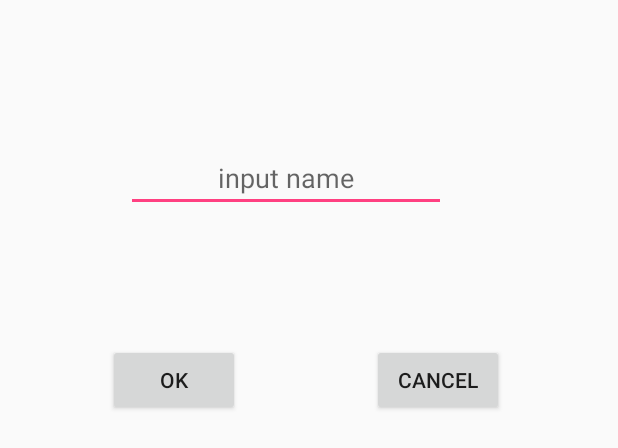
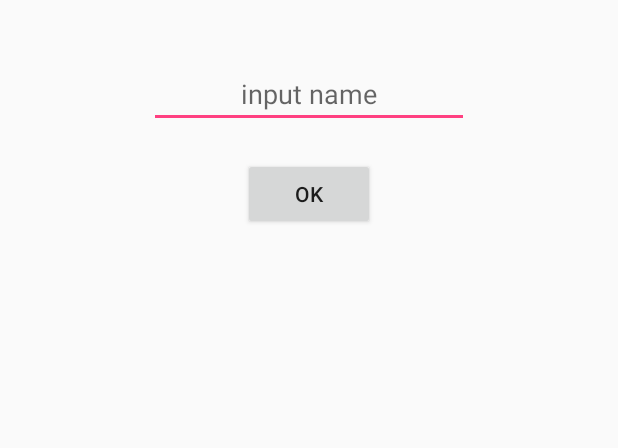
Before and after one commit to u3shadow/AudioAndVideo, an Android app: the layout name_type_layout.xml on its own in the app's theme, with its tools: preview values and no code run, on a phone screen of 412 x 824 dp. Shown: the top 448 px of the screen. Run offline under Robolectric (Android 15) with nearby library versions, the phone set to English and light mode, and no system bars.

Commit message:
update ui

```diff
--- a/app/build.gradle
+++ b/app/build.gradle
@@ -28,6 +28,7 @@ android {
 dependencies {
     implementation fileTree(dir: 'libs', include: ['*.jar'])
     implementation 'com.android.support:appcompat-v7:26.1.0'
+    implementation 'com.android.support:design:26.1.0'
     implementation 'com.android.support.constraint:constraint-layout:1.1.0'
     implementation "android.arch.lifecycle:extensions:1.1.1"
     implementation "io.reactivex.rxjava2:rxjava:2.1.13"
--- a/app/src/main/java/com/u3coding/playerandrecoder/audiorecoder/RecordPage.java
+++ b/app/src/main/java/com/u3coding/playerandrecoder/audiorecoder/RecordPage.java
@@ -7,5 +7,4 @@ public class RecordPage {
     public ObservableField<String> startBtText = new ObservableField<>();
     public ObservableField<String> stopBtText = new ObservableField<>();
     public ObservableField<String> name = new ObservableField<>();
-    public ObservableField<Boolean> isNameShow = new ObservableField<>();
 }
--- a/app/src/main/res/layout/name_type_layout.xml
+++ b/app/src/main/res/layout/name_type_layout.xml
@@ -1,53 +1,29 @@
 <?xml version="1.0" encoding="utf-8"?>
-<android.support.constraint.ConstraintLayout xmlns:android="http://schemas.android.com/apk/res/android"
-    xmlns:app="http://schemas.android.com/apk/res-auto"
+<RelativeLayout xmlns:android="http://schemas.android.com/apk/res/android"
     xmlns:tools="http://schemas.android.com/tools"
     android:layout_width="match_parent"
     android:layout_height="match_parent">
+    <EditText
+        android:id="@+id/editText"
+        android:layout_width="wrap_content"
+        android:layout_height="wrap_content"
+        android:ems="10"
+        android:layout_centerHorizontal="true"
+        android:layout_marginTop="40dp"
+        android:gravity="center"
+        android:hint="input name"
+        android:inputType="text"
+     />
 
     <Button
         android:id="@+id/bt_ok"
         android:layout_width="wrap_content"
         android:layout_height="wrap_content"
-        android:layout_marginStart="72dp"
-        android:layout_marginTop="88dp"
+        android:layout_centerHorizontal="true"
+        android:layout_below="@+id/editText"
+        android:layout_marginBottom="20dp"
+        android:layout_marginTop="20dp"
         android:text="@android:string/ok"
-        app:layout_constraintStart_toStartOf="parent"
-        app:layout_constraintTop_toBottomOf="@+id/editText"
         tools:ignore="MissingConstraints" />
 
-    <Button
-        android:id="@+id/bt_cancel"
-        android:layout_width="wrap_content"
-        android:layout_height="wrap_content"
-        android:layout_marginEnd="76dp"
-        android:layout_marginStart="8dp"
-        android:text="@android:string/cancel"
-        app:layout_constraintBottom_toBottomOf="@+id/bt_ok"
-        app:layout_constraintEnd_toEndOf="parent"
-        app:layout_constraintHorizontal_bias="1.0"
-        app:layout_constraintStart_toEndOf="@+id/bt_ok" />
-
-    <EditText
-        android:id="@+id/editText"
-        android:layout_width="wrap_content"
-        android:layout_height="wrap_content"
-        android:layout_marginEnd="8dp"
-        android:layout_marginStart="84dp"
-        android:layout_marginTop="96dp"
-        android:ems="10"
-        android:gravity="center"
-        android:hint="input name"
-        android:inputType="textPersonName"
-        app:layout_constraintEnd_toEndOf="parent"
-        app:layout_constraintHorizontal_bias="0.0"
-        app:layout_constraintStart_toStartOf="parent"
-        app:layout_constraintTop_toTopOf="parent" />
-
-    <android.support.constraint.Guideline
-        android:id="@+id/guideline"
-        android:layout_width="wrap_content"
-        android:layout_height="wrap_content"
-        android:orientation="vertical"
-        app:layout_constraintGuide_begin="192dp" />
-</android.support.constraint.ConstraintLayout>
+</RelativeLayout>
--- a/app/src/main/res/values/strings.xml
+++ b/app/src/main/res/values/strings.xml
@@ -6,4 +6,5 @@
     <string name="start">start</string>
     <string name="stop">stop</string>
     <string name="recording">recording</string>
+    <string name="emptyname">Please input name</string>
 </resources>
```
Also changed, not shown: app/src/main/java/com/u3coding/playerandrecoder/audiorecoder/RecordAudioActivity.java (+8 -3 lines), app/src/main/java/com/u3coding/playerandrecoder/audiorecoder/RecordAudioViewModel.java (+10 -1 lines), app/src/main/java/com/u3coding/playerandrecoder/encoders/AACEncoder.java (+2 -5 lines), app/src/main/res/layout/activity_record_audio.xml (+13 -5 lines).
